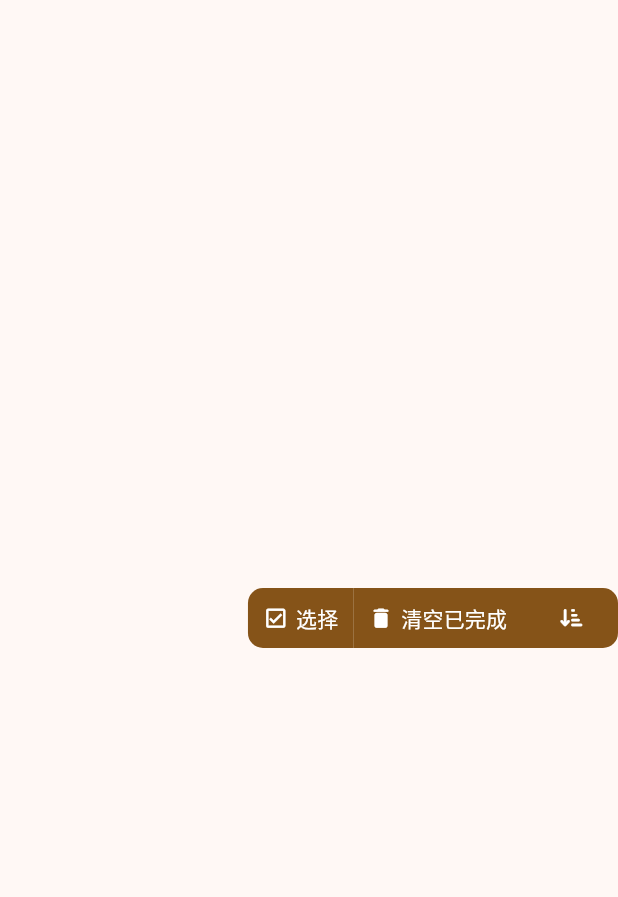
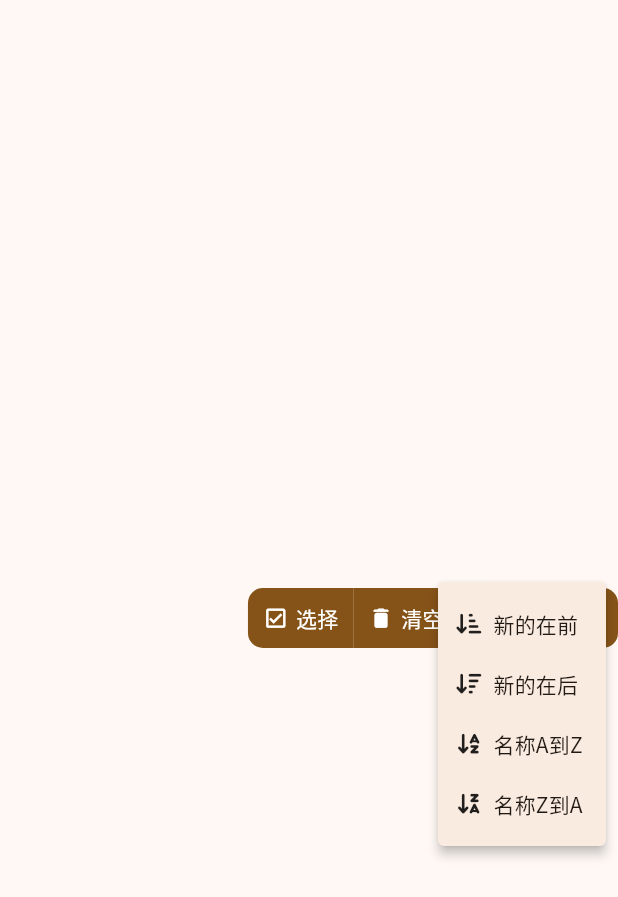
Before and after one commit to Zhoucheng133/BitFlow, a Flutter app: the FinishedButtons widget shown alone on an empty page, opened directly, after a tap on an icon or button, on a phone screen of 412 x 824 dp. Shown: the top 897 px of the screen. Run offline on Flutter 3.47's test engine with Material 3 defaults, Android fonts, the phone set to English and light mode, and no system bars; our stand-ins replace dropdown_button2, font_awesome_flutter, get, google_fonts, package_info_plus, shared_preferences; missing offline and left inert: clipboard, window_manager; accounts and stored records are empty; statements that could not run were skipped.

Commit message:
完成排序的功能

```diff
--- a/lib/components/header/active_buttons.dart
+++ b/lib/components/header/active_buttons.dart
@@ -108,7 +108,8 @@ Future<void> addTaskDialog(BuildContext context) async {
 class _ActiveButtonsState extends State<ActiveButtons> {
 
   final StatusGet statusGet=Get.find();
-  final GlobalKey sortMenuKey = GlobalKey();
+  final GlobalKey sortActiveMenuKey = GlobalKey();
+  final FuncsService funcsService=Get.find();
 
   @override
   Widget build(BuildContext context) {
@@ -123,8 +124,8 @@ class _ActiveButtonsState extends State<ActiveButtons> {
           HeaderButtonItem(buttonSide: ButtonSide.mid, func: (){}, icon: Icons.play_arrow_rounded, text: "全部继续"),
           HeaderButtonItem(
             buttonSide: ButtonSide.right,
-            func: (){
-              final RenderBox box = sortMenuKey.currentContext!.findRenderObject() as RenderBox;
+            func: () async {
+              final RenderBox box = sortActiveMenuKey.currentContext!.findRenderObject() as RenderBox;
               final RenderBox overlay = Overlay.of(context).context.findRenderObject() as RenderBox;
 
               final RelativeRect position = RelativeRect.fromRect(
@@ -135,11 +136,15 @@ class _ActiveButtonsState extends State<ActiveButtons> {
                 Offset.zero & overlay.size,
               );
 
-              changeOrderMenu(context, statusGet.activeOrder.value, position);
+              OrderTypes? type=await changeOrderMenu(context, statusGet.activeOrder.value, position);
+              if(type!=null){
+                statusGet.activeOrder.value=type;
+                funcsService.getTasks();
+              }
             },
             icon: statusGet.getOrderIcon(Pages.active),
             iconSize: 13,
-            key: sortMenuKey,
+            key: sortActiveMenuKey,
           )
         ],
       ),
--- a/lib/components/header/finished_buttons.dart
+++ b/lib/components/header/finished_buttons.dart
@@ -1,5 +1,7 @@
 import 'package:bit_flow/components/header/header_button_item.dart';
+import 'package:bit_flow/components/header/header_funcs.dart';
 import 'package:bit_flow/getx/status_get.dart';
+import 'package:bit_flow/service/funcs.dart';
 import 'package:flutter/material.dart';
 import 'package:get/get.dart';
 
@@ -13,17 +15,44 @@ class FinishedButtons extends StatefulWidget {
 class _FinishedButtonsState extends State<FinishedButtons> {
 
   final StatusGet statusGet=Get.find();
+  final GlobalKey sortFinishedMenuKey = GlobalKey();
+  final FuncsService funcsService=Get.find();
 
   @override
   Widget build(BuildContext context) {
-    return Row(
+    return Obx(
+      () => Row(
         crossAxisAlignment: CrossAxisAlignment.center,
         children: [
           Expanded(child: Container()),
           HeaderButtonItem(buttonSide: ButtonSide.left, func: (){}, icon: Icons.check_box_outlined, text: "选择"),
           HeaderButtonItem(buttonSide: ButtonSide.mid, func: (){}, icon: Icons.delete_rounded, text: "清空已完成"),
-        HeaderButtonItem(buttonSide: ButtonSide.right, func: (){}, icon: statusGet.getOrderIcon(Pages.finish), iconSize: 13)
+          HeaderButtonItem(
+              buttonSide: ButtonSide.right,
+              func: () async {
+                final RenderBox box = sortFinishedMenuKey.currentContext!.findRenderObject() as RenderBox;
+                final RenderBox overlay = Overlay.of(context).context.findRenderObject() as RenderBox;
+
+                final RelativeRect position = RelativeRect.fromRect(
+                  Rect.fromPoints(
+                    box.localToGlobal(Offset.zero, ancestor: overlay),
+                    box.localToGlobal(box.size.bottomRight(Offset.zero), ancestor: overlay),
+                  ),
+                  Offset.zero & overlay.size,
+                );
+
+                OrderTypes? type=await changeOrderMenu(context, statusGet.finishOrder.value, position);
+                if(type!=null){
+                  statusGet.finishOrder.value=type;
+                  funcsService.getTasks();
+                }
+              },
+              icon: statusGet.getOrderIcon(Pages.finish),
+              iconSize: 13,
+              key: sortFinishedMenuKey,
+            )
         ],
+      ),
     );
   }
 }
--- a/lib/components/header/header_funcs.dart
+++ b/lib/components/header/header_funcs.dart
@@ -1,18 +1,73 @@
 import 'package:bit_flow/getx/status_get.dart';
 import 'package:flutter/material.dart';
+import 'package:font_awesome_flutter/font_awesome_flutter.dart';
 
-Future<OrderTypes> changeOrderMenu(BuildContext context, OrderTypes originalType, RelativeRect position) async {
+Future<OrderTypes?> changeOrderMenu(BuildContext context, OrderTypes originalType, RelativeRect position) async {
 
-  OrderTypes selectedType=originalType;
+  OrderTypes? selectedType=originalType;
 
-  await showMenu(
+  selectedType=await showMenu(
     context: context,
     position: position,
     items: [
-      PopupMenuItem(child: const Text("1")),
-      PopupMenuItem(child: const Text("2")),
-      PopupMenuItem(child: const Text("3")),
-    ]
+      PopupMenuItem(
+        height: 40,
+        value: OrderTypes.addNew,
+        child: const Row(
+          children: [
+            Icon(
+              FontAwesomeIcons.arrowDownShortWide,
+              size: 15,
+            ),
+            SizedBox(width: 10,),
+            Text('新的在前')
+          ],
+        )
+      ),
+      PopupMenuItem(
+        height: 40,
+        value: OrderTypes.addOld,
+        child: const Row(
+          children: [
+            Icon(
+              FontAwesomeIcons.arrowDownWideShort,
+              size: 15,
+            ),
+            SizedBox(width: 10,),
+            Text('新的在后')
+          ],
+        )
+      ),
+      PopupMenuItem(
+        height: 40,
+        value: OrderTypes.nameAZ,
+        child: const Row(
+          children: [
+            Icon(
+              FontAwesomeIcons.arrowDownAZ,
+              size: 15,
+            ),
+            SizedBox(width: 10,),
+            Text('名称A到Z')
+          ],
+        )
+      ),
+      PopupMenuItem(
+        height: 40,
+        value: OrderTypes.nameZA,
+        child: const Row(
+          children: [
+            Icon(
+              FontAwesomeIcons.arrowDownZA,
+              size: 15,
+            ),
+            SizedBox(width: 10,),
+            Text('名称Z到A')
+          ],
+        )
+      ),
+    ],
+
   );
 
   return selectedType;
```
Lines whose indentation alone changed are shown as unchanged.
